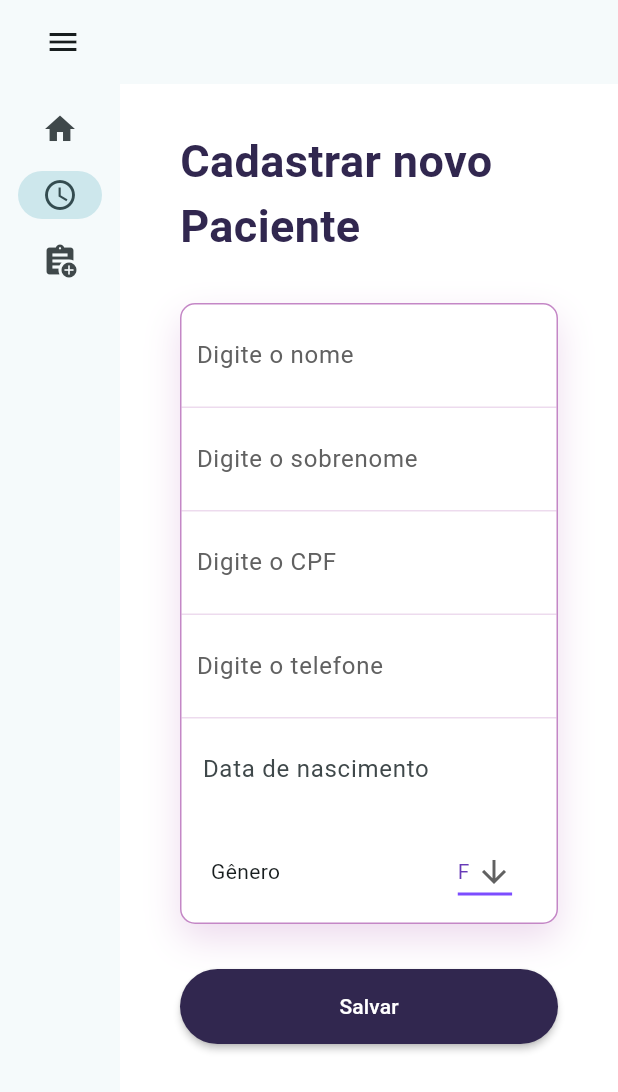
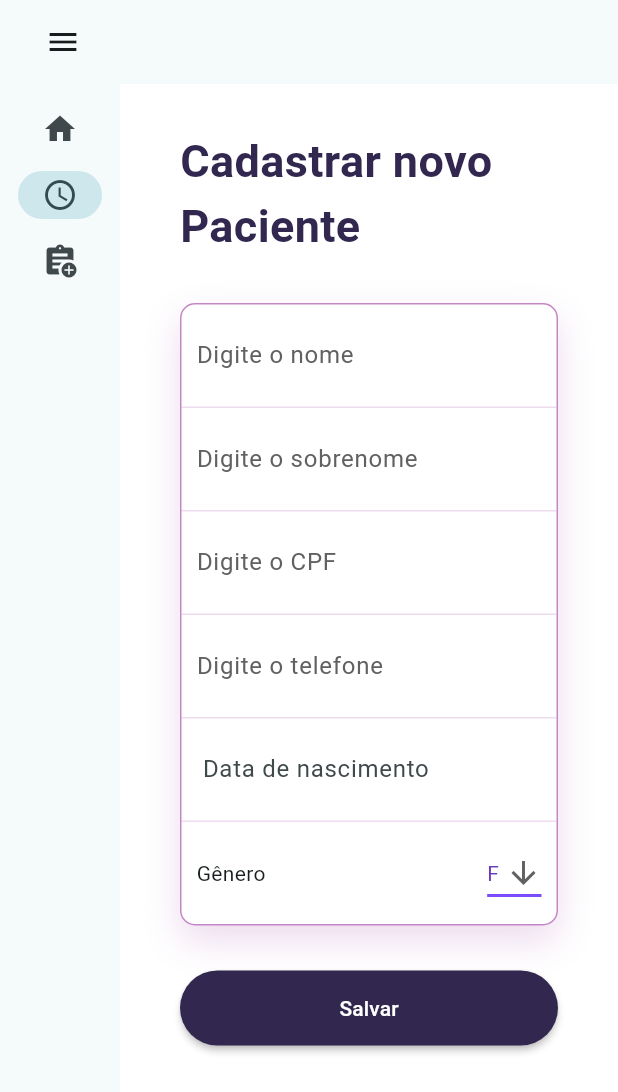
Before and after one commit to jairocket/kure-app, a Flutter app: the screen it shows after launch, on a phone screen of 412 x 824 dp. Shown: the top 1092 px of the screen. Run offline on Flutter 3.47's test engine with Material 3 defaults, Android fonts, the phone set to English and light mode, and no system bars; our stand-ins replace animate_do.

Commit message:
feat(): Add styles to datepicker widget

```diff
--- a/lib/components/date_input.dart
+++ b/lib/components/date_input.dart
@@ -7,9 +7,9 @@ class CustomDateInput extends StatelessWidget {
     required this.validator,
     required this.onSaved,
     required this.labelText,
-    required this.onTap
+    required this.onTap,
   });
-    final String labelText;
+  final String labelText;
   final TextEditingController controller;
   final String? Function(String?) validator;
   final Function(String?) onSaved;
@@ -17,18 +17,20 @@ class CustomDateInput extends StatelessWidget {
 
   @override
   Widget build(BuildContext context) {
-
     return Container(
       padding: EdgeInsets.symmetric(vertical: 10.0),
+      decoration: BoxDecoration(
+        border: Border(
+          bottom: BorderSide(color: Color.fromRGBO(196, 135, 198, .3)),
+        ),
+      ),
       child: TextFormField(
         controller: controller,
         decoration: InputDecoration(
           contentPadding: EdgeInsets.only(left: 10),
           labelText: labelText,
           enabledBorder: OutlineInputBorder(borderSide: BorderSide.none),
-          focusedBorder: OutlineInputBorder(
-            borderSide: BorderSide(color: Colors.grey.shade700),
-          ),
+          focusedBorder: OutlineInputBorder(borderSide: BorderSide.none),
         ),
         onTap: onTap,
         readOnly: true,
@@ -36,6 +38,4 @@ class CustomDateInput extends StatelessWidget {
       ),
     );
   }
-
-
 }
--- a/lib/components/drop_down_input.dart
+++ b/lib/components/drop_down_input.dart
@@ -14,9 +14,12 @@ class CustomDropDownButton extends StatelessWidget {
   @override
   Widget build(BuildContext context) {
     return Row(
-      mainAxisAlignment: MainAxisAlignment.spaceAround,
+      mainAxisAlignment: MainAxisAlignment.spaceBetween,
       children: [
-        Text("Gênero"),
+        Padding(
+          padding: const EdgeInsets.all(10.0),
+          child: Text("Gênero"),
+        ),
         SizedBox(width: 30),
         DropdownButton<String>(
           padding: EdgeInsets.all(10),
--- a/lib/main.dart
+++ b/lib/main.dart
@@ -98,7 +98,7 @@ class _MyHomePageState extends State<MyHomePage> {
               extended: appState.isExpanded,
             ),
           ),
-          Expanded(child: Container(child: page)),
+          Expanded(child: page),
         ],
       ),
     );
```
